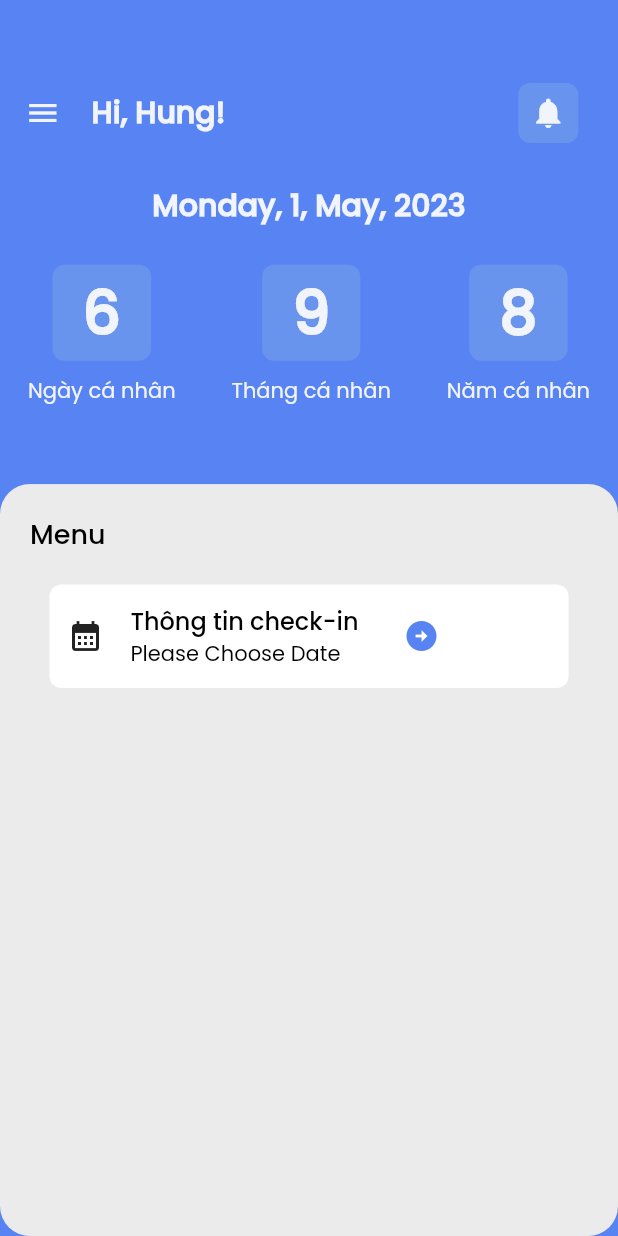
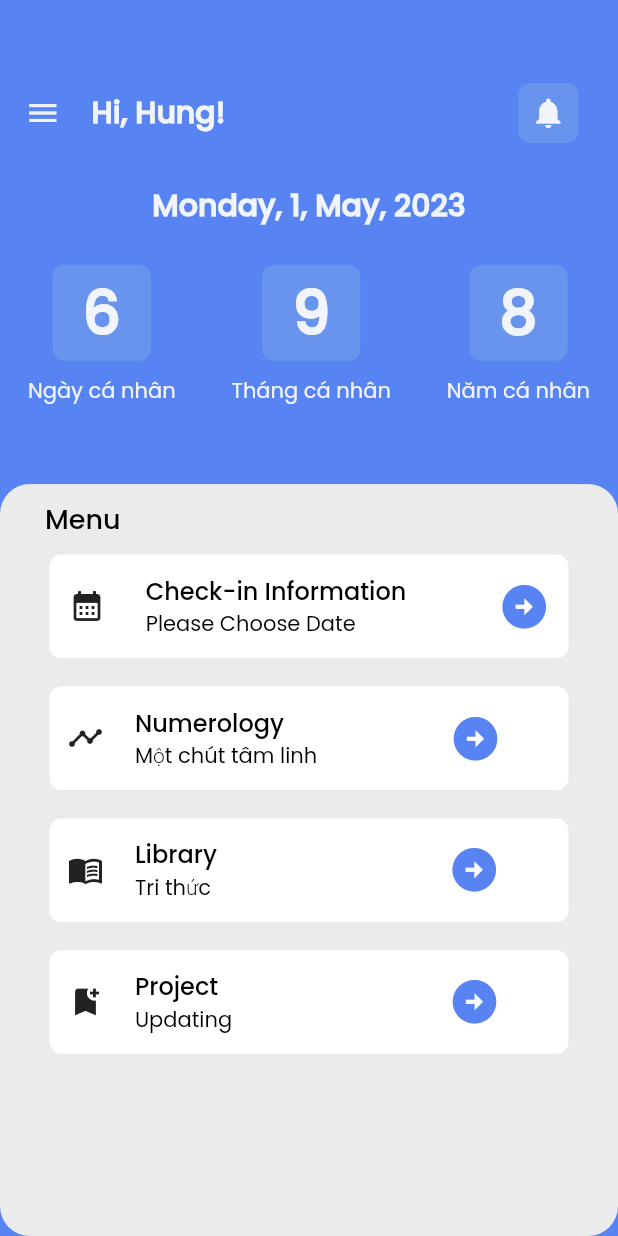
Before and after one commit to fhihung/lab_management, a Flutter app: the screen it shows after launch, on a phone screen of 412 x 824 dp. Run offline on Flutter 3.47's test engine with Material 2 defaults, Android fonts, the phone set to English and light mode, and no system bars; our stand-ins replace firebase_auth, firebase_core; accounts and stored records are empty.

Commit message:
menu done

```diff
--- /dev/null
+++ b/lib/screens/homepage/component/AttendanceButton.dart
@@ -0,0 +1 @@
+import 'package:flutter/material.dart';
--- a/lib/screens/homepage/component/body.dart
+++ b/lib/screens/homepage/component/body.dart
@@ -2,9 +2,13 @@
 import 'package:flutter/material.dart';
 import 'package:intl/date_symbol_data_local.dart';
 import 'package:intl/intl.dart';
+
 import 'package:lab_management/constant.dart';
 import 'package:lab_management/screens/attendance/attendance_screen.dart';
 import 'package:lab_management/screens/homepage/component/home_appbar.dart';
+import 'package:lab_management/widgets/format_dialog.dart';
+
+import '../../../widgets/button_menu.dart';
 import 'ngay_ca_nhan.dart';
 
 class Body extends StatefulWidget {
@@ -90,18 +94,20 @@ class BodyState extends State<Body> {
             ),
           ),
           Expanded(
+            flex: 1,
             child: ClipRRect(
               borderRadius: BorderRadius.circular(20),
               child: Container(
                 color: Color.fromARGB(255, 235, 235, 235),
+                child: SingleChildScrollView(
                   child: Column(
                     children: [
                       Row(
                         mainAxisAlignment: MainAxisAlignment.start,
                         children: [
                           Container(
-                          margin: EdgeInsets.symmetric(
-                              horizontal: 20, vertical: 20),
+                            margin: EdgeInsets.only(
+                                right: 20, left: 30, bottom: 10, top: 10),
                             child: Text(
                               'Menu',
                               style: Theme.of(context).textTheme.headlineMedium,
@@ -109,24 +115,32 @@ class BodyState extends State<Body> {
                           ),
                         ],
                       ),
-                    Container(
-                      padding:
-                          EdgeInsets.symmetric(vertical: 12, horizontal: 12),
-                      margin:
-                          EdgeInsets.symmetric(horizontal: size.width * 0.08),
+                      GestureDetector(
+                        child: Container(
+                          padding: EdgeInsets.symmetric(
+                              vertical: 12, horizontal: 12),
+                          margin: EdgeInsets.only(
+                              left: size.width * 0.08,
+                              right: size.width * 0.08,
+                              bottom: size.height * 0.023),
                           decoration: BoxDecoration(
                             borderRadius: BorderRadius.circular(8),
                             color: Colors.white,
                           ),
                           child: Row(
                             children: [
-                          Icon(Icons.calendar_month),
-                          SizedBox(width: 18),
-                          Column(
+                              Expanded(
+                                flex: 1,
+                                child: Icon(Icons.calendar_month),
+                              ),
+                              Expanded(child: SizedBox(width: 18)),
+                              Expanded(
+                                flex: 8,
+                                child: Column(
                                   crossAxisAlignment: CrossAxisAlignment.start,
                                   children: [
                                     Text(
-                                'Thông tin check-in',
+                                      'Check-in Information',
                                       style: TextStyle(
                                         color: Colors.black,
                                         fontSize: 16,
@@ -136,8 +150,8 @@ class BodyState extends State<Body> {
                                     ),
                                     GestureDetector(
                                       child: Text(
-                                  choosenDate != null
-                                      ? 'Selected Date: ${DateFormat('dd/MM/yyyy').format(choosenDate!)}'
+                                        BodyState.choosenDate != null
+                                            ? 'Selected Date: ${DateFormat('dd/MM/yyyy').format(BodyState.choosenDate!)}'
                                             : 'Please Choose Date',
                                         style: TextStyle(
                                           color: Colors.black,
@@ -146,44 +160,89 @@ class BodyState extends State<Body> {
                                         ),
                                       ),
                                       onTap: () async {
-                                  final DateTime? picked = await showDatePicker(
+                                        final DateTime? picked =
+                                            await showDatePicker(
                                           context: context,
                                           initialDate: DateTime.now(),
                                           firstDate: DateTime(2000),
                                           lastDate: DateTime(2100),
                                         );
-                                  if (picked != null && picked != choosenDate) {
+                                        if (picked != null &&
+                                            picked != BodyState.choosenDate) {
                                           setState(() {
-                                      choosenDate = picked;
+                                            BodyState.choosenDate = picked;
                                           });
                                         }
                                       },
                                     ),
                                   ],
                                 ),
-                          SizedBox(
-                            width: 30,
                               ),
+                              Expanded(
+                                  flex: 1,
+                                  child: SizedBox(
+                                    width: 2,
+                                  )),
                               GestureDetector(
                                 onTap: () {
-                              Navigator.push(
+                                  BodyState.choosenDate != null
+                                      ? Navigator.push(
                                           context,
                                           MaterialPageRoute(
                                             builder: (context) {
                                               return AttendanceScreen();
                                             },
                                           ),
+                                        )
+                                      : showDialog(
+                                          context: context,
+                                          builder: (BuildContext context) {
+                                            return FormatDialog(
+                                              styleText: TextStyle(
+                                                  fontSize: 20.0,
+                                                  fontWeight: FontWeight.bold,
+                                                  color: Colors.black),
+                                              styleSubText: TextStyle(
+                                                  fontSize: 16.0,
+                                                  color: Colors.black),
+                                              text: "Failed",
+                                              subtext: "Please pick the date!",
+                                            );
+                                          },
                                         );
                                 },
                                 child: Container(
-                              child: Icon(Icons.arrow_circle_right_sharp,
-                                  color: kPrimaryColor),
+                                  child: Icon(
+                                    Icons.arrow_circle_right_sharp,
+                                    color: kPrimaryColor,
+                                    size: 35,
                                   ),
+                                ),
+                              ),
+                            ],
+                          ),
+                        ),
+                      ),
+                      ButtonMenu(
+                        icon: Icon(Icons.timeline),
+                        width: 88,
+                        titleText: 'Numerology',
+                        subTitle: 'Một chút tâm linh',
+                      ),
+                      ButtonMenu(
+                        width: 154,
+                        icon: Icon(Icons.menu_book),
+                        titleText: 'Library',
+                        subTitle: 'Tri thức',
+                      ),
+                      ButtonMenu(
+                        width: 144,
+                        icon: Icon(Icons.bookmark_add),
+                        titleText: 'Project',
+                        subTitle: 'Updating',
                       )
                     ],
                   ),
-                    )
-                  ],
                 ),
               ),
             ),
--- a/lib/screens/login/component/body.dart
+++ b/lib/screens/login/component/body.dart
@@ -9,7 +9,7 @@ import '../login_screen.dart';
 import '/constant.dart';
 import 'account_check.dart';
 import 'forgot_button.dart';
-import 'format_dialog.dart';
+import '../../../widgets/format_dialog.dart';
 import 'or_divider.dart';
 import 'round_outline_button.dart';
 import 'rounded_input_field.dart';
@@ -114,6 +114,11 @@ class _BodyState extends State<Body> {
                             context: context,
                             builder: (BuildContext context) {
                               return FormatDialog(
+                                styleText: TextStyle(
+                                  fontSize: 20.0,
+                                  fontWeight: FontWeight.bold,
+                                ),
+                                styleSubText: TextStyle(fontSize: 16.0),
                                 text: "Login failed",
                                 subtext:
                                     "User not found. Please check your email and try again.",
@@ -125,6 +130,11 @@ class _BodyState extends State<Body> {
                             context: context,
                             builder: (BuildContext context) {
                               return FormatDialog(
+                                styleText: TextStyle(
+                                  fontSize: 20.0,
+                                  fontWeight: FontWeight.bold,
+                                ),
+                                styleSubText: TextStyle(fontSize: 16.0),
                                 text: "Login failed",
                                 subtext:
                                     "Wrong email or password. Please check your email or password and try again.",
--- a/lib/screens/sign_up/component/body.dart
+++ b/lib/screens/sign_up/component/body.dart
@@ -2,7 +2,7 @@ import 'package:firebase_auth/firebase_auth.dart';
 import 'package:flutter/material.dart';
 import 'package:lab_management/constant.dart';
 
-import 'package:lab_management/screens/login/component/format_dialog.dart';
+import '../../../widgets/format_dialog.dart';
 import '../../attendance/attendance_screen.dart';
 import '../../login/component/account_check.dart';
 import '../../login/component/forgot_button.dart';
@@ -89,6 +89,11 @@ class _BodyState extends State<Body> {
                           _passwordConfirmController.text) {
                         FormatDialog(
                           text: 'Resigter Failed',
+                          styleText: TextStyle(
+                            fontSize: 20.0,
+                            fontWeight: FontWeight.bold,
+                          ),
+                          styleSubText: TextStyle(fontSize: 16.0),
                           subtext:
                               'Password does not match, Please check again',
                         );
--- /dev/null
+++ b/lib/widgets/button_menu.dart
@@ -0,0 +1,78 @@
+// ignore_for_file: public_member_api_docs, sort_constructors_first
+import 'package:flutter/material.dart';
+
+import '../constant.dart';
+
+class ButtonMenu extends StatelessWidget {
+  String titleText;
+  String subTitle;
+  Icon icon;
+  double width;
+  ButtonMenu({
+    Key? key,
+    required this.titleText,
+    required this.subTitle,
+    required this.icon,
+    required this.width,
+  }) : super(key: key);
+
+  @override
+  Widget build(BuildContext context) {
+    var size = MediaQuery.of(context).size;
+    return GestureDetector(
+      onTap: () {},
+      child: Container(
+        padding: EdgeInsets.symmetric(vertical: 12, horizontal: 12),
+        margin: EdgeInsets.only(
+            right: size.width * 0.08,
+            left: size.width * 0.08,
+            bottom: size.height * 0.023),
+        decoration: BoxDecoration(
+          borderRadius: BorderRadius.circular(8),
+          color: Colors.white,
+        ),
+        child: Row(
+          mainAxisAlignment: MainAxisAlignment.start,
+          children: [
+            icon,
+            SizedBox(
+              width: 21,
+            ),
+            Column(
+              crossAxisAlignment: CrossAxisAlignment.start,
+              children: [
+                Text(
+                  titleText,
+                  style: TextStyle(
+                    color: Colors.black,
+                    fontSize: 16,
+                    fontWeight: FontWeight.w600,
+                    fontFamily: 'Poppins',
+                  ),
+                ),
+                Text(
+                  subTitle,
+                  style: TextStyle(
+                    color: Colors.black,
+                    fontSize: 14,
+                    fontWeight: FontWeight.w300,
+                  ),
+                ),
+              ],
+            ),
+            SizedBox(
+              width: width,
+            ),
+            Container(
+              child: Icon(
+                Icons.arrow_circle_right_sharp,
+                color: kPrimaryColor,
+                size: 35,
+              ),
+            ),
+          ],
+        ),
+      ),
+    );
+  }
+}
--- a/lib/screens/login/component/format_dialog.dart
+++ b/lib/widgets/format_dialog.dart
@@ -4,11 +4,15 @@ import 'package:flutter/material.dart';
 class FormatDialog extends StatelessWidget {
   String? text;
   String? subtext;
+  TextStyle styleText;
+  TextStyle styleSubText;
 
   FormatDialog({
     Key? key,
     this.text,
     this.subtext,
+    required this.styleText,
+    required this.styleSubText,
   }) : super(key: key);
 
   @override
@@ -29,18 +33,16 @@ class FormatDialog extends StatelessWidget {
         child: Column(
           mainAxisSize: MainAxisSize.min,
           children: [
-            Text(
-              text!,
-              style: TextStyle(
-                fontSize: 20.0,
-                fontWeight: FontWeight.bold,
-              ),
-            ),
+            Text(text!, style: styleText
+                // TextStyle(
+                //   fontSize: 20.0,
+                //   fontWeight: FontWeight.bold,
+                // ),
+                ),
             SizedBox(height: 10.0),
-            Text(
-              subtext!,
-              style: TextStyle(fontSize: 16.0),
-            ),
+            Text(subtext!, style: styleSubText
+                // TextStyle(fontSize: 16.0),
+                ),
             SizedBox(height: 20.0),
             TextButton(
               child: Text("OK"),
```
Lines whose indentation alone changed are shown as unchanged.
